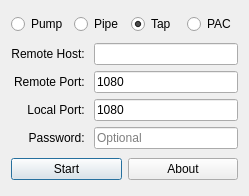
First picture: the form in pipesocks/mainwidget.ui, repository pipesocks/pipesocks, before the edit.
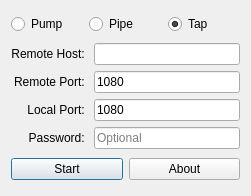
Second picture: the form after the edit.

```diff
--- a/pipesocks/mainwidget.ui
+++ b/pipesocks/mainwidget.ui
@@ -6,7 +6,7 @@
    <rect>
     <x>0</x>
     <y>0</y>
-    <width>249</width>
+    <width>251</width>
     <height>196</height>
    </rect>
   </property>
@@ -40,13 +40,6 @@
        </property>
       </widget>
      </item>
-     <item>
-      <widget class="QRadioButton" name="PAC">
-       <property name="text">
-        <string>PAC</string>
-       </property>
-      </widget>
-     </item>
     </layout>
    </item>
    <item>
```
